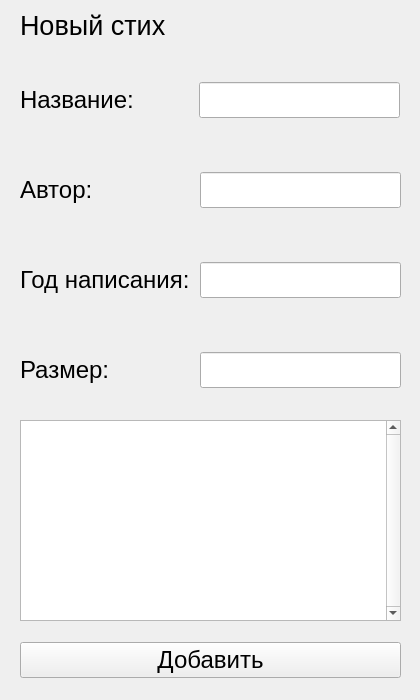
Qt form UIs/VerseCreationForm.ui (Krahjotdaan/LearningPoem) before a commit.
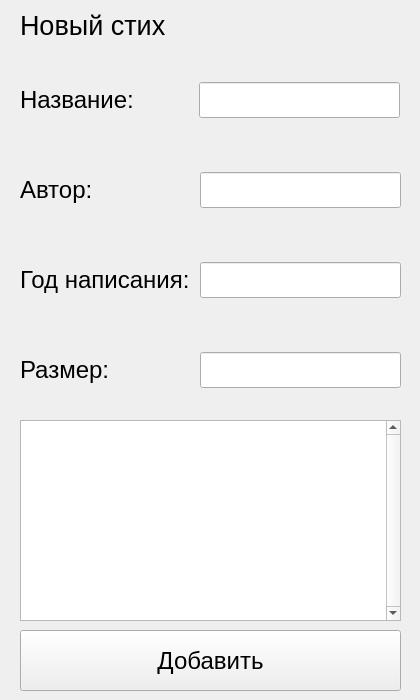
The same form after that commit.

Commit message:
Build: added AboutProgramForm and VerseOpenForm
Добавлены форма отображения стиха и вкладка о программе. Кнопки открытия и редактирования перенесены из главной вкладки в библиотеку

What changed in the file:
```diff
--- a/UIs/VerseCreationForm.ui
+++ b/UIs/VerseCreationForm.ui
@@ -205,6 +205,12 @@
     <layout class="QHBoxLayout" name="horizontalLayout">
      <item>
       <widget class="QPushButton" name="newVerseButton">
+       <property name="sizePolicy">
+        <sizepolicy hsizetype="Minimum" vsizetype="Preferred">
+         <horstretch>0</horstretch>
+         <verstretch>0</verstretch>
+        </sizepolicy>
+       </property>
        <property name="font">
         <font>
          <pointsize>18</pointsize>
```
Left out of the diff: 10 changed lines with no effect on the pictures. The commit also changes 5 other files.
